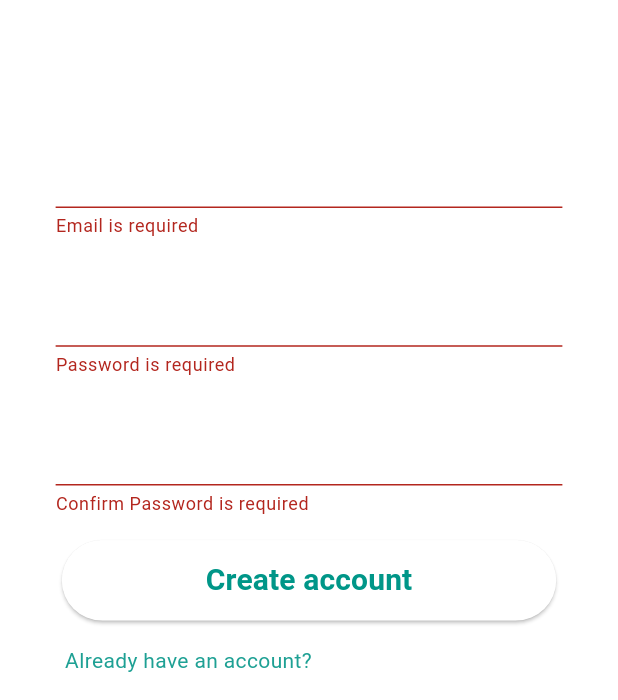
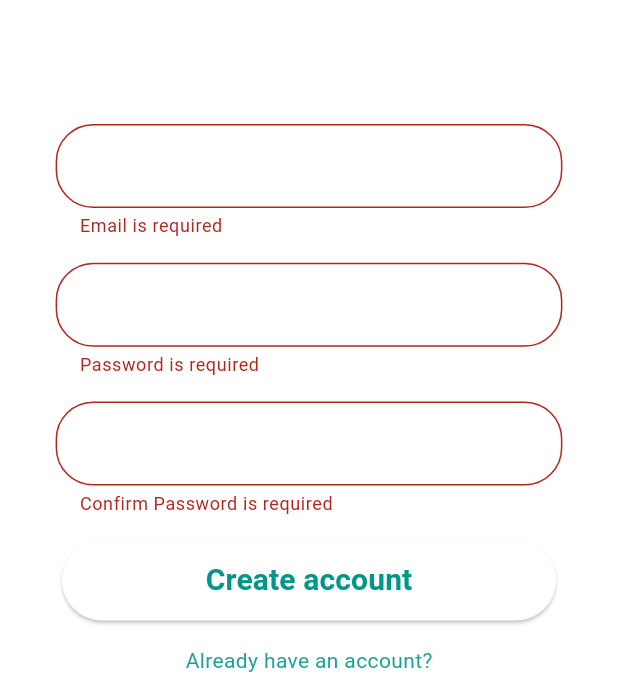
Before and after one commit to muhailyas/TeleGather, a Flutter app: the ScreenSignUp screen opened directly, after a tap on "Create account", on a phone screen of 412 x 824 dp, the part 536-1236 px from its top. Run offline on Flutter 3.47's test engine with Material 3 defaults, Android fonts, the phone set to English and light mode, and no system bars; our stand-ins replace dartz, firebase_auth, firebase_core, image_picker, lottie; missing offline and left inert: zego_uikit_prebuilt_video_conference; accounts and stored records are empty; generated files the repository leaves out were written again; network calls fail.

Commit message:
authentication completed

```diff
--- /dev/null
+++ b/lib/core/theme/theme.dart
@@ -0,0 +1,21 @@
+import 'package:flutter/material.dart';
+
+import '../responsive/responsive.dart';
+
+final textFieldBorderStyle = OutlineInputBorder(
+  borderSide: const BorderSide(color: Colors.teal),
+  borderRadius: BorderRadius.circular(25),
+);
+
+final elevatedButtonStyle = ButtonStyle(
+    shape: MaterialStatePropertyAll(
+        RoundedRectangleBorder(borderRadius: BorderRadius.circular(30))),
+    fixedSize: MaterialStatePropertyAll(
+        Size(Responsive.width * 0.8, Responsive.height * 0.065)),
+    backgroundColor: const MaterialStatePropertyAll(Colors.white));
+
+final buttonStyle = ButtonStyle(
+    backgroundColor: const MaterialStatePropertyAll(Colors.transparent),
+    shape: MaterialStatePropertyAll(
+        RoundedRectangleBorder(borderRadius: BorderRadius.circular(20))),
+    side: const MaterialStatePropertyAll(BorderSide(color: Colors.teal)));
--- /dev/null
+++ b/lib/features/authentication/model/login_model.dart
@@ -0,0 +1,5 @@
+class LoginModel {
+  String email;
+  String password;
+  LoginModel({required this.email, required this.password});
+}
--- /dev/null
+++ b/lib/features/authentication/model/sign_up_model.dart
@@ -0,0 +1,9 @@
+class SignUpModel {
+  String email;
+  String password;
+  String confirmPassword;
+  SignUpModel(
+      {required this.email,
+      required this.password,
+      required this.confirmPassword});
+}
--- a/lib/features/authentication/view/sign_up.dart
+++ b/lib/features/authentication/view/sign_up.dart
@@ -1,8 +1,11 @@
 import 'package:flutter/material.dart';
 import 'package:provider/provider.dart';
 import 'package:video_call_app/core/responsive/responsive.dart';
+import 'package:video_call_app/core/utils/utils.dart';
 import 'package:video_call_app/features/authentication/controller/authentication_controller.dart';
+import 'package:video_call_app/features/authentication/model/sign_up_model.dart';
 import 'package:video_call_app/features/authentication/view/login.dart';
+import 'package:video_call_app/features/authentication/view/widgets/elevated_button_widget.dart';
 import 'package:video_call_app/features/authentication/view/widgets/text_field.dart';
 
 class ScreenSignUp extends StatelessWidget {
@@ -45,7 +48,7 @@ class ScreenSignUp extends StatelessWidget {
               ),
               SizedBox(height: Responsive.height * 0.02),
               TextFormFieldWidget(
-                controller: authProvider.usernameController,
+                controller: authProvider.emailController,
                 label: 'Email',
               ),
               SizedBox(height: Responsive.height * 0.02),
@@ -59,29 +62,29 @@ class ScreenSignUp extends StatelessWidget {
                 label: 'Confirm Password',
               ),
               SizedBox(height: Responsive.height * 0.02),
-              ElevatedButton(
-                onPressed: () async {
-                  if (authProvider.signUpFormKey.currentState!.validate()) {}
+              ElevatedButtonWidget(
+                authProvider: authProvider,
+                label: 'Create account',
+                onPressed: () {
+                  if (authProvider.signUpFormKey.currentState!.validate()) {
+                    final signUpModel = SignUpModel(
+                        email: authProvider.emailController.text.trim(),
+                        password: authProvider.passwordController.text.trim(),
+                        confirmPassword:
+                            authProvider.confirmPasswordController.text.trim());
+                    context
+                        .read<AuthenticationController>()
+                        .signUpWithEmailAndPassword(
+                            signUpModel: signUpModel, context: context)
+                        .then((value) {
+                      showResult(value, context);
+                      clearForm(authProvider);
+                    });
+                  }
                 },
-                style: ButtonStyle(
-                    shape: MaterialStatePropertyAll(RoundedRectangleBorder(
-                        borderRadius: BorderRadius.circular(30))),
-                    fixedSize: MaterialStatePropertyAll(Size(
-                        Responsive.width * 0.8, Responsive.height * 0.065)),
-                    backgroundColor:
-                        const MaterialStatePropertyAll(Colors.white)),
-                child: Text(
-                  "Create account",
-                  style: TextStyle(
-                      color: Colors.teal,
-                      fontSize: Responsive.text * 20,
-                      fontWeight: FontWeight.bold),
-                ),
               ),
               SizedBox(height: Responsive.height * 0.02),
-              Align(
-                  alignment: const Alignment(-0.65, 0),
-                  child: InkWell(
+              InkWell(
                 onTap: () {
                   Navigator.pushReplacement(
                       context,
@@ -90,10 +93,10 @@ class ScreenSignUp extends StatelessWidget {
                 },
                 child: Text(
                   "Already have an account?",
-                      style: TextStyle(
-                          color: Colors.teal.withOpacity(0.9).withRed(5)),
+                  style:
+                      TextStyle(color: Colors.teal.withOpacity(0.9).withRed(5)),
                 ),
-                  )),
+              ),
               SizedBox(height: Responsive.height * 0.02),
             ],
           ),
--- /dev/null
+++ b/lib/features/authentication/view/widgets/elevated_button_widget.dart
@@ -0,0 +1,36 @@
+import 'package:flutter/material.dart';
+import 'package:provider/provider.dart';
+import 'package:video_call_app/core/responsive/responsive.dart';
+import 'package:video_call_app/core/theme/theme.dart';
+import 'package:video_call_app/features/authentication/controller/authentication_controller.dart';
+
+class ElevatedButtonWidget extends StatelessWidget {
+  const ElevatedButtonWidget({
+    super.key,
+    required this.authProvider,
+    required this.onPressed,
+    required this.label,
+  });
+  final VoidCallback onPressed;
+  final String label;
+  final AuthenticationController authProvider;
+
+  @override
+  Widget build(BuildContext context) {
+    return Consumer<AuthenticationController>(builder: (context, value, _) {
+      return ElevatedButton(
+        onPressed: onPressed,
+        style: elevatedButtonStyle,
+        child: value.loading
+            ? const Center(child: CircularProgressIndicator(color: Colors.teal))
+            : Text(
+                label,
+                style: TextStyle(
+                    color: Colors.teal,
+                    fontSize: Responsive.text * 20,
+                    fontWeight: FontWeight.bold),
+              ),
+      );
+    });
+  }
+}
--- a/lib/features/authentication/view/widgets/text_field.dart
+++ b/lib/features/authentication/view/widgets/text_field.dart
@@ -1,5 +1,6 @@
 import 'package:flutter/material.dart';
 import 'package:video_call_app/core/responsive/responsive.dart';
+import 'package:video_call_app/core/theme/theme.dart';
 
 class TextFormFieldWidget extends StatelessWidget {
   const TextFormFieldWidget(
@@ -23,15 +24,10 @@ class TextFormFieldWidget extends StatelessWidget {
           decoration: InputDecoration(
             label: Text(label),
             labelStyle: const TextStyle(color: Colors.white),
-            focusedBorder: OutlineInputBorder(
-              borderSide: const BorderSide(color: Colors.teal),
-              borderRadius: BorderRadius.circular(25),
+            focusedBorder: textFieldBorderStyle,
+            border: textFieldBorderStyle,
+            enabledBorder: textFieldBorderStyle,
           ),
-            enabledBorder: OutlineInputBorder(
-              borderSide: const BorderSide(color: Colors.teal),
-              borderRadius: BorderRadius.circular(25),
-            )),
-      ),
-    );
+        ));
   }
 }
--- /dev/null
+++ b/lib/features/splash/controller/splash_controller.dart
@@ -0,0 +1,14 @@
+import 'package:flutter/material.dart';
+import 'package:video_call_app/features/splash/services/service.dart';
+
+class SplashController extends ChangeNotifier {
+  final SplashServices _services = SplashServices();
+  Future<String> checkUserExistenceAndNavigate() async {
+    final user = _services.getCurrentUser();
+    if (user != null) {
+      return 'navigate-to-home';
+    } else {
+      return 'navigate-to-login';
+    }
+  }
+}
--- /dev/null
+++ b/lib/features/splash/services/service.dart
@@ -0,0 +1,8 @@
+import 'package:firebase_auth/firebase_auth.dart';
+
+class SplashServices {
+  final FirebaseAuth _auth = FirebaseAuth.instance;
+  User? getCurrentUser() {
+    return _auth.currentUser;
+  }
+}
```
Also changed, not shown: assets/loading_animation.json (added, +1 -0 lines), lib/core/utils/utils.dart (added, +26 -0 lines), lib/features/authentication/controller/authentication_controller.dart (+44 -1 lines), lib/features/authentication/model/user_model.dart (added, +7 -0 lines), lib/features/authentication/services/services.dart (added, +98 -0 lines), lib/features/authentication/view/login.dart (+34 -32 lines), lib/features/proflie/view/profile.dart (+29 -0 lines), lib/features/proflie/view/widgets/alert_dialog_widget.dart (added, +45 -0 lines), lib/features/splash/view/splash.dart (+73 -9 lines), lib/main.dart (+6 -2 lines), pubspec.yaml (+5 -2 lines), pubspec.lock, 4 other files. Lines whose indentation alone changed are shown as unchanged.
